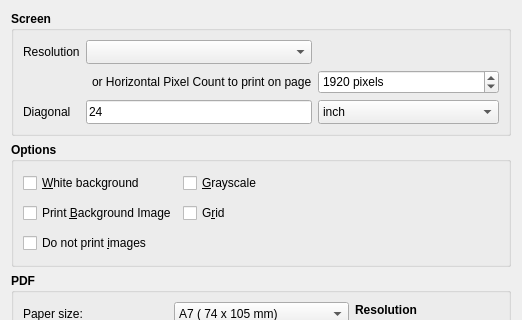
This is FalconBoard/pdfsetup.ui in solyoma/FalconBoard as Qt 5 draws it before an edit; both pictures show x 0 to 522 and y 0 to 320 of the 522 by 495 pixel window. The edited form follows.
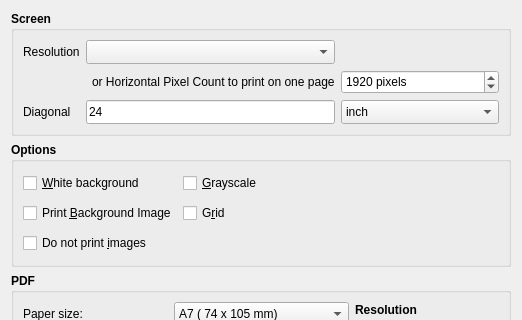
This is the edited form.

What changed in the file:
```diff
--- a/FalconBoard/pdfsetup.ui
+++ b/FalconBoard/pdfsetup.ui
@@ -287,7 +287,7 @@
          </font>
         </property>
         <property name="text">
-         <string>or Horizontal Pixel Count to print on page</string>
+         <string>or Horizontal Pixel Count to print on one page</string>
         </property>
        </widget>
       </item>
```
